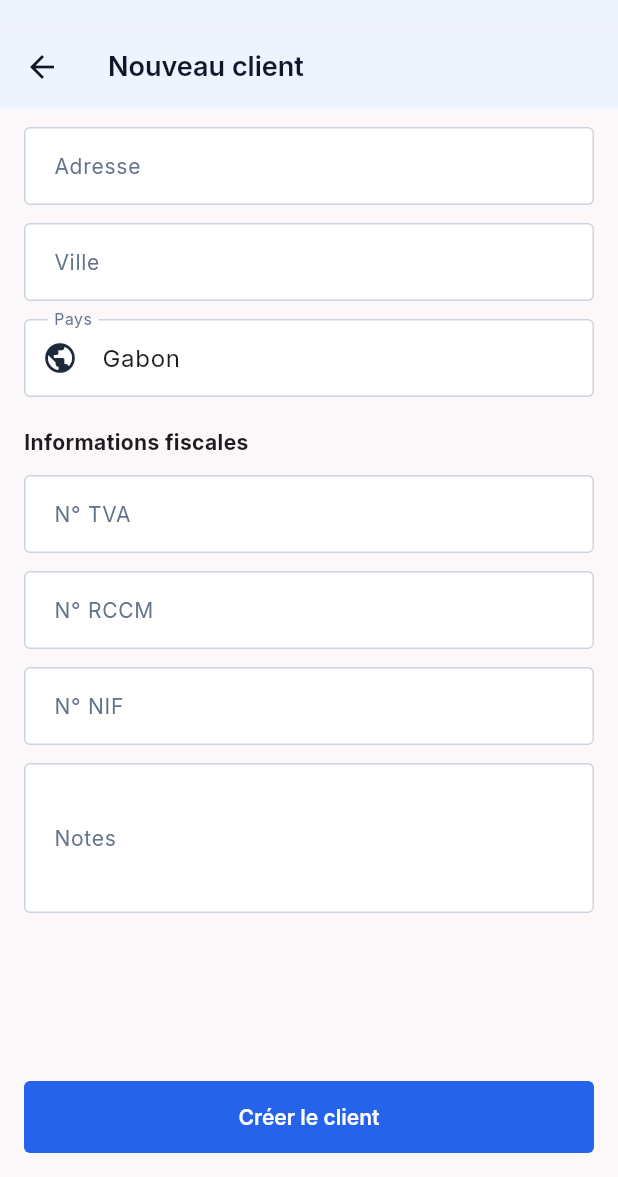
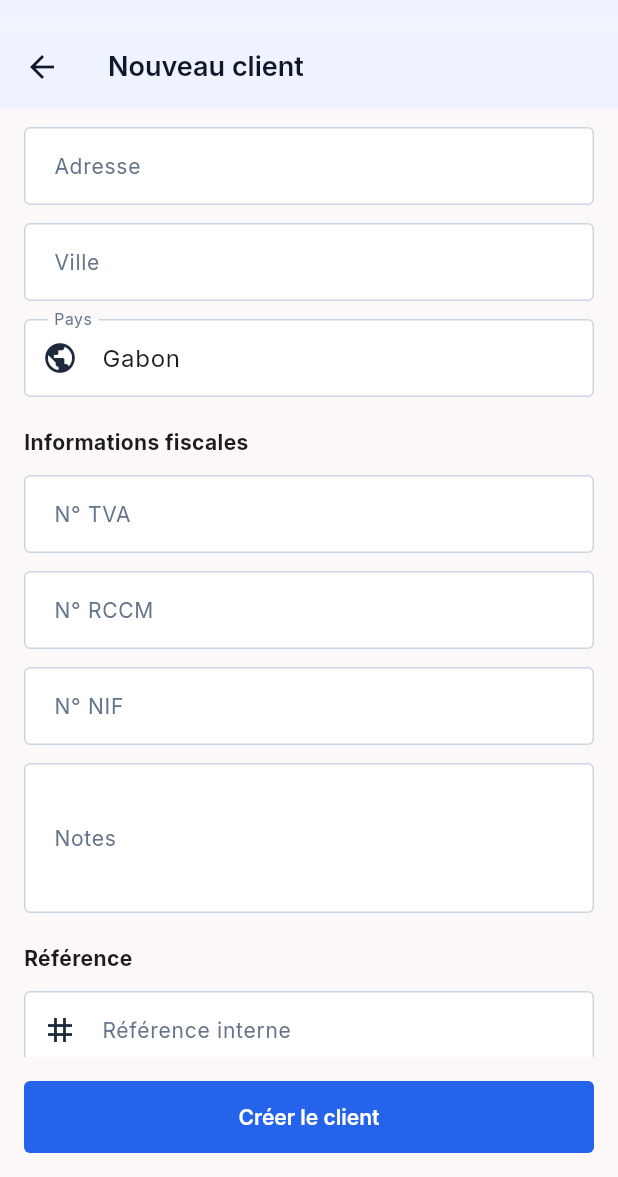
Before and after one commit to christiannoubisssi/gemex, a Flutter app: the ClientFormScreen screen opened by its route, scrolled down 324 dp, on a phone screen of 412 x 824 dp, the part 59-1236 px from its top. Run offline on Flutter 3.47's test engine with Material 3 defaults, Android fonts, the phone set to English and light mode, and no system bars; drawn by our look-alikes of flutter_form_builder; our stand-ins replace connectivity_plus, drift, drift_flutter, file_picker, fl_chart, flutter_riverpod and 9 more; missing offline and left inert: mobile_scanner; accounts and stored records are empty; generated files the repository leaves out were written again.

Commit message:
feat(clients): lot B — référence interne + champs OLEA (migration v10)
- DB v10 : 5 nouvelles colonnes nullable sur clients
    reference, ref_olea_unique, ref_agl, ref_ds, cabinet_bce
- Formulaire client : champ 'Référence interne' pour tous
  + section 'Références OLEA' (4 champs) affichée dynamiquement
    si le nom du client contient 'OLEA' (case-insensitive)
- Fiche détail : carte Référence + carte OLEA avec bordure gold
- Repository create() : mappe les 5 nouveaux champs + fix pays + contactNom
- Repository update() : mappe typeClient, contactNom, pays manquants + 5 nouveaux
- SyncService _pullClients() : pull les 5 nouveaux champs depuis Supabase
- schema.sql : ALTER TABLE idempotents pour les 5 colonnes Supabase

Co-Authored-By: Claude Sonnet 4.6 <noreply@anthropic.com>

```diff
--- a/lib/database/app_database.dart
+++ b/lib/database/app_database.dart
@@ -85,7 +85,7 @@ class AppDatabase extends _$AppDatabase {
   AppDatabase([QueryExecutor? executor]) : super(executor ?? _openConnection());
 
   @override
-  int get schemaVersion => 9;
+  int get schemaVersion => 10;
 
   @override
   MigrationStrategy get migration => MigrationStrategy(
@@ -121,6 +121,14 @@ class AppDatabase extends _$AppDatabase {
       if (from < 9) {
         await m.addColumn(charges, charges.recurrence);
       }
+      // v10 : référence + champs OLEA sur les clients
+      if (from < 10) {
+        await m.addColumn(clients, clients.reference);
+        await m.addColumn(clients, clients.refOleaUnique);
+        await m.addColumn(clients, clients.refAgl);
+        await m.addColumn(clients, clients.refDs);
+        await m.addColumn(clients, clients.cabinetBce);
+      }
     },
   );
 
--- a/lib/features/clients/presentation/screens/client_form_screen.dart
+++ b/lib/features/clients/presentation/screens/client_form_screen.dart
@@ -21,6 +21,11 @@ class _ClientFormScreenState extends ConsumerState<ClientFormScreen> {
   Client? _existing;
   bool _loading = false;
 
+  /// Valeur courante du champ nom — utilisé pour afficher la section OLEA
+  String _nomActuel = '';
+
+  bool get _isOlea => _nomActuel.trim().toUpperCase().contains('OLEA');
+
   bool get isEditing => widget.id != null;
 
   @override
@@ -32,6 +37,7 @@ class _ClientFormScreenState extends ConsumerState<ClientFormScreen> {
   Future<void> _loadExisting() async {
     setState(() => _loading = true);
     _existing = await ref.read(clientRepositoryProvider).getById(widget.id!);
+    _nomActuel = _existing?.nom ?? '';
     setState(() => _loading = false);
   }
 
@@ -79,6 +85,7 @@ class _ClientFormScreenState extends ConsumerState<ClientFormScreen> {
               initialValue: _existing?.nom,
               decoration: const InputDecoration(labelText: 'Nom / Raison sociale *'),
               validator: FormBuilderValidators.required(errorText: 'Nom requis'),
+              onChanged: (v) => setState(() => _nomActuel = v ?? ''),
             ),
             const SizedBox(height: 12),
             FormBuilderTextField(
@@ -149,6 +156,68 @@ class _ClientFormScreenState extends ConsumerState<ClientFormScreen> {
               decoration: const InputDecoration(labelText: 'Notes'),
               maxLines: 3,
             ),
+            const SizedBox(height: 20),
+
+            // ── Référence interne ──────────────────────────────────────────
+            const Text('Référence',
+                style: TextStyle(fontWeight: FontWeight.bold, fontSize: 14)),
+            const SizedBox(height: 12),
+            FormBuilderTextField(
+              name: 'reference',
+              initialValue: _existing?.reference,
+              decoration: const InputDecoration(
+                labelText: 'Référence interne',
+                hintText: 'Ex : REF-001, contrat ABC…',
+                prefixIcon: Icon(Icons.tag_outlined),
+              ),
+            ),
+
+            // ── Références spécifiques OLEA (affichées si nom contient OLEA) ──
+            if (_isOlea) ...[
+              const SizedBox(height: 20),
+              Container(
+                padding: const EdgeInsets.all(12),
+                decoration: BoxDecoration(
+                  color: const Color(0xFFF0A500).withAlpha(18),
+                  borderRadius: BorderRadius.circular(8),
+                  border: Border.all(color: const Color(0xFFF0A500).withAlpha(80)),
+                ),
+                child: const Row(children: [
+                  Icon(Icons.star_outline, size: 16, color: Color(0xFFF0A500)),
+                  SizedBox(width: 8),
+                  Text('Références spécifiques OLEA',
+                      style: TextStyle(
+                          fontWeight: FontWeight.bold,
+                          fontSize: 14,
+                          color: Color(0xFFF0A500))),
+                ]),
+              ),
+              const SizedBox(height: 12),
+              FormBuilderTextField(
+                name: 'ref_olea_unique',
+                initialValue: _existing?.refOleaUnique,
+                decoration: const InputDecoration(labelText: 'Référence unique OLEA'),
+              ),
+              const SizedBox(height: 12),
+              FormBuilderTextField(
+                name: 'ref_agl',
+                initialValue: _existing?.refAgl,
+                decoration: const InputDecoration(labelText: 'Référence AGL'),
+              ),
+              const SizedBox(height: 12),
+              FormBuilderTextField(
+                name: 'ref_ds',
+                initialValue: _existing?.refDs,
+                decoration: const InputDecoration(labelText: 'Référence DS'),
+              ),
+              const SizedBox(height: 12),
+              FormBuilderTextField(
+                name: 'cabinet_bce',
+                initialValue: _existing?.cabinetBce,
+                decoration: const InputDecoration(labelText: 'Cabinet BCE'),
+              ),
+            ],
+
             const SizedBox(height: 80),
           ]),
         ),
```
Also changed, not shown: lib/database/tables/clients_table.dart (+10 -0 lines), lib/features/clients/data/repositories/client_repository.dart (+14 -1 lines), lib/features/clients/presentation/screens/client_detail_screen.dart (+49 -0 lines), lib/shared/services/sync_service.dart (+10 -5 lines), lib/database/app_database.g.dart, 1 other file.
